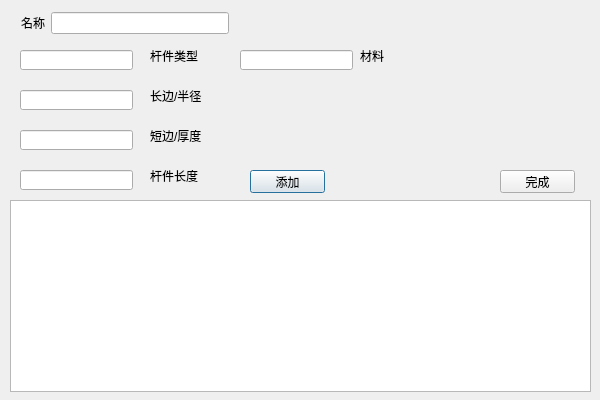
This is TW/SetAllSection.ui in Shixuku/Tower-Visual as Qt 5 draws it before an edit. The edited form follows.
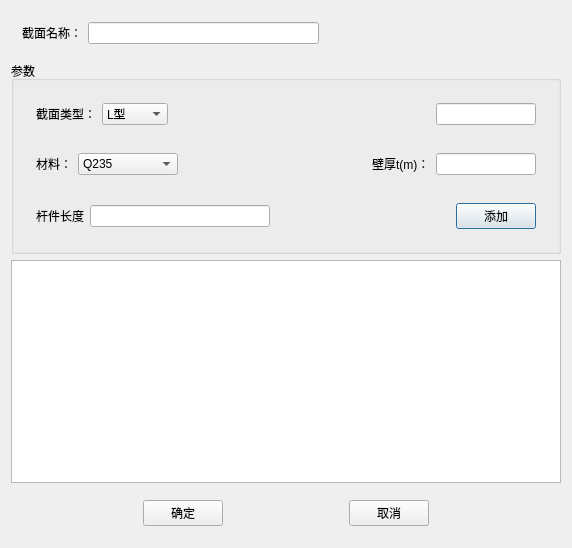
This is the edited form.

Diff of the .ui file:
```diff
--- a/TW/SetAllSection.ui
+++ b/TW/SetAllSection.ui
@@ -6,186 +6,308 @@
    <rect>
     <x>0</x>
     <y>0</y>
-    <width>600</width>
-    <height>400</height>
+    <width>572</width>
+    <height>548</height>
    </rect>
   </property>
   <property name="windowTitle">
    <string>SetAllSection</string>
   </property>
-  <widget class="QTableWidget" name="tableWidget">
-   <property name="geometry">
-    <rect>
-     <x>10</x>
-     <y>200</y>
-     <width>581</width>
-     <height>192</height>
-    </rect>
-   </property>
-  </widget>
-  <widget class="QLineEdit" name="lineEdit">
-   <property name="geometry">
-    <rect>
-     <x>20</x>
-     <y>50</y>
-     <width>113</width>
-     <height>20</height>
-    </rect>
-   </property>
-  </widget>
-  <widget class="QLineEdit" name="a_Line">
-   <property name="geometry">
-    <rect>
-     <x>20</x>
-     <y>90</y>
-     <width>113</width>
-     <height>20</height>
-    </rect>
-   </property>
-  </widget>
-  <widget class="QLineEdit" name="b_line">
-   <property name="geometry">
-    <rect>
-     <x>20</x>
-     <y>130</y>
-     <width>113</width>
-     <height>20</height>
-    </rect>
-   </property>
-  </widget>
-  <widget class="QLineEdit" name="mL_line">
-   <property name="geometry">
-    <rect>
-     <x>20</x>
-     <y>170</y>
-     <width>113</width>
-     <height>20</height>
-    </rect>
-   </property>
-  </widget>
-  <widget class="QPushButton" name="tianjia">
-   <property name="geometry">
-    <rect>
-     <x>250</x>
-     <y>170</y>
-     <width>75</width>
-     <height>23</height>
-    </rect>
-   </property>
-   <property name="text">
-    <string>添加</string>
-   </property>
-  </widget>
-  <widget class="QPushButton" name="btnOK">
-   <property name="geometry">
-    <rect>
-     <x>500</x>
-     <y>170</y>
-     <width>75</width>
-     <height>23</height>
-    </rect>
-   </property>
-   <property name="text">
-    <string>完成</string>
-   </property>
-  </widget>
-  <widget class="QLabel" name="label">
-   <property name="geometry">
-    <rect>
-     <x>150</x>
-     <y>50</y>
-     <width>54</width>
-     <height>12</height>
-    </rect>
-   </property>
-   <property name="text">
-    <string>杆件类型</string>
-   </property>
-  </widget>
-  <widget class="QLabel" name="label_2">
-   <property name="geometry">
-    <rect>
-     <x>150</x>
-     <y>90</y>
-     <width>54</width>
-     <height>12</height>
-    </rect>
-   </property>
-   <property name="text">
-    <string>长边/半径</string>
-   </property>
-  </widget>
-  <widget class="QLabel" name="label_3">
-   <property name="geometry">
-    <rect>
-     <x>150</x>
-     <y>130</y>
-     <width>54</width>
-     <height>12</height>
-    </rect>
-   </property>
-   <property name="text">
-    <string>短边/厚度</string>
-   </property>
-  </widget>
-  <widget class="QLabel" name="label_4">
-   <property name="geometry">
-    <rect>
-     <x>150</x>
-     <y>170</y>
-     <width>54</width>
-     <height>12</height>
-    </rect>
-   </property>
-   <property name="text">
-    <string>杆件长度</string>
-   </property>
-  </widget>
-  <widget class="QLineEdit" name="lineEdit_2">
-   <property name="geometry">
-    <rect>
-     <x>240</x>
-     <y>50</y>
-     <width>113</width>
-     <height>20</height>
-    </rect>
-   </property>
-  </widget>
-  <widget class="QLabel" name="label_5">
-   <property name="geometry">
-    <rect>
-     <x>360</x>
-     <y>50</y>
-     <width>54</width>
-     <height>12</height>
-    </rect>
-   </property>
-   <property name="text">
-    <string>材料</string>
-   </property>
-  </widget>
-  <widget class="QWidget" name="widget" native="true">
-   <property name="geometry">
-    <rect>
-     <x>10</x>
-     <y>0</y>
-     <width>230</width>
-     <height>46</height>
-    </rect>
-   </property>
-   <layout class="QHBoxLayout" name="horizontalLayout">
-    <item>
-     <widget class="QLabel" name="label_6">
-      <property name="text">
-       <string>名称</string>
-      </property>
-     </widget>
-    </item>
-    <item>
-     <widget class="QLineEdit" name="line_name"/>
-    </item>
-   </layout>
-  </widget>
+  <layout class="QVBoxLayout" name="verticalLayout">
+   <item>
+    <widget class="QWidget" name="widget" native="true">
+     <layout class="QHBoxLayout" name="horizontalLayout">
+      <item>
+       <widget class="QLabel" name="label">
+        <property name="text">
+         <string>截面名称：</string>
+        </property>
+       </widget>
+      </item>
+      <item>
+       <widget class="QLineEdit" name="line_name"/>
+      </item>
+      <item>
+       <spacer name="horizontalSpacer_4">
+        <property name="orientation">
+         <enum>Qt::Horizontal</enum>
+        </property>
+        <property name="sizeHint" stdset="0">
+         <size>
+          <width>40</width>
+          <height>20</height>
+         </size>
+        </property>
+       </spacer>
+      </item>
+     </layout>
+    </widget>
+   </item>
+   <item>
+    <widget class="QGroupBox" name="groupBox">
+     <property name="title">
+      <string>参数</string>
+     </property>
+     <layout class="QVBoxLayout" name="verticalLayout_3">
+      <item>
+       <widget class="QWidget" name="widget_8" native="true">
+        <property name="maximumSize">
+         <size>
+          <width>16777215</width>
+          <height>80</height>
+         </size>
+        </property>
+        <layout class="QHBoxLayout" name="horizontalLayout_8">
+         <item>
+          <widget class="QLabel" name="label_11">
+           <property name="text">
+            <string>截面类型：</string>
+           </property>
+          </widget>
+         </item>
+         <item>
+          <widget class="QComboBox" name="comboBox_4">
+           <item>
+            <property name="text">
+             <string>L型</string>
+            </property>
+           </item>
+           <item>
+            <property name="text">
+             <string>圆环型</string>
+            </property>
+           </item>
+          </widget>
+         </item>
+         <item>
+          <spacer name="horizontalSpacer_5">
+           <property name="orientation">
+            <enum>Qt::Horizontal</enum>
+           </property>
+           <property name="sizeHint" stdset="0">
+            <size>
+             <width>40</width>
+             <height>20</height>
+            </size>
+           </property>
+          </spacer>
+         </item>
+         <item>
+          <spacer name="horizontalSpacer_9">
+           <property name="orientation">
+            <enum>Qt::Horizontal</enum>
+           </property>
+           <property name="sizeHint" stdset="0">
+            <size>
+             <width>40</width>
+             <height>20</height>
+            </size>
+           </property>
+          </spacer>
+         </item>
+         <item>
+          <widget class="QLabel" name="label_type_2">
+           <property name="text">
+            <string/>
+           </property>
+          </widget>
+         </item>
+         <item>
+          <widget class="QLineEdit" name="LEdit_a">
+           <property name="maximumSize">
+            <size>
+             <width>100</width>
+             <height>16777215</height>
+            </size>
+           </property>
+          </widget>
+         </item>
+        </layout>
+       </widget>
+      </item>
+      <item>
+       <widget class="QWidget" name="widget_3" native="true">
+        <layout class="QHBoxLayout" name="horizontalLayout_3">
+         <item>
+          <widget class="QLabel" name="label_8">
+           <property name="text">
+            <string>材料：</string>
+           </property>
+          </widget>
+         </item>
+         <item>
+          <widget class="QComboBox" name="comboBox_3">
+           <property name="minimumSize">
+            <size>
+             <width>100</width>
+             <height>0</height>
+            </size>
+           </property>
+           <item>
+            <property name="text">
+             <string>Q235</string>
+            </property>
+           </item>
+           <item>
+            <property name="text">
+             <string>Q345</string>
+            </property>
+           </item>
+           <item>
+            <property name="text">
+             <string>Q420</string>
+            </property>
+           </item>
+          </widget>
+         </item>
+         <item>
+          <spacer name="horizontalSpacer_6">
+           <property name="orientation">
+            <enum>Qt::Horizontal</enum>
+           </property>
+           <property name="sizeHint" stdset="0">
+            <size>
+             <width>40</width>
+             <height>20</height>
+            </size>
+           </property>
+          </spacer>
+         </item>
+         <item>
+          <spacer name="horizontalSpacer_10">
+           <property name="orientation">
+            <enum>Qt::Horizontal</enum>
+           </property>
+           <property name="sizeHint" stdset="0">
+            <size>
+             <width>40</width>
+             <height>20</height>
+            </size>
+           </property>
+          </spacer>
+         </item>
+         <item>
+          <widget class="QLabel" name="label_10">
+           <property name="text">
+            <string>壁厚t(m)：</string>
+           </property>
+          </widget>
+         </item>
+         <item>
+          <widget class="QLineEdit" name="LEdit_b">
+           <property name="maximumSize">
+            <size>
+             <width>100</width>
+             <height>16777215</height>
+            </size>
+           </property>
+          </widget>
+         </item>
+        </layout>
+       </widget>
+      </item>
+      <item>
+       <widget class="QWidget" name="widget_5" native="true">
+        <layout class="QHBoxLayout" name="horizontalLayout_2">
+         <item>
+          <widget class="QLabel" name="label_4">
+           <property name="text">
+            <string>杆件长度</string>
+           </property>
+          </widget>
+         </item>
+         <item>
+          <widget class="QLineEdit" name="mL_line"/>
+         </item>
+         <item>
+          <spacer name="horizontalSpacer_11">
+           <property name="orientation">
+            <enum>Qt::Horizontal</enum>
+           </property>
+           <property name="sizeHint" stdset="0">
+            <size>
+             <width>40</width>
+             <height>20</height>
+            </size>
+           </property>
+          </spacer>
+         </item>
+         <item>
+          <widget class="QPushButton" name="tianjia">
+           <property name="text">
+            <string>添加</string>
+           </property>
+          </widget>
+         </item>
+        </layout>
+       </widget>
+      </item>
+     </layout>
+    </widget>
+   </item>
+   <item>
+    <widget class="QTableWidget" name="tableWidget"/>
+   </item>
+   <item>
+    <widget class="QWidget" name="widget_4" native="true">
+     <layout class="QHBoxLayout" name="horizontalLayout_4">
+      <item>
+       <spacer name="horizontalSpacer">
+        <property name="orientation">
+         <enum>Qt::Horizontal</enum>
+        </property>
+        <property name="sizeHint" stdset="0">
+         <size>
+          <width>40</width>
+          <height>20</height>
+         </size>
+        </property>
+       </spacer>
+      </item>
+      <item>
+       <widget class="QPushButton" name="btnOK">
+        <property name="text">
+         <string>确定</string>
+        </property>
+       </widget>
+      </item>
+      <item>
+       <spacer name="horizontalSpacer_2">
+        <property name="orientation">
+         <enum>Qt::Horizontal</enum>
+        </property>
+        <property name="sizeHint" stdset="0">
+         <size>
+          <width>40</width>
+          <height>20</height>
+         </size>
+        </property>
+       </spacer>
+      </item>
+      <item>
+       <widget class="QPushButton" name="btn_cancle">
+        <property name="text">
+         <string>取消</string>
+        </property>
+       </widget>
+      </item>
+      <item>
+       <spacer name="horizontalSpacer_3">
+        <property name="orientation">
+         <enum>Qt::Horizontal</enum>
+        </property>
+        <property name="sizeHint" stdset="0">
+         <size>
+          <width>40</width>
+          <height>20</height>
+         </size>
+        </property>
+       </spacer>
+      </item>
+     </layout>
+    </widget>
+   </item>
+  </layout>
  </widget>
  <layoutdefault spacing="6" margin="11"/>
  <resources/>
```
Left out of the diff: 2 changed lines with no effect on the pictures.
